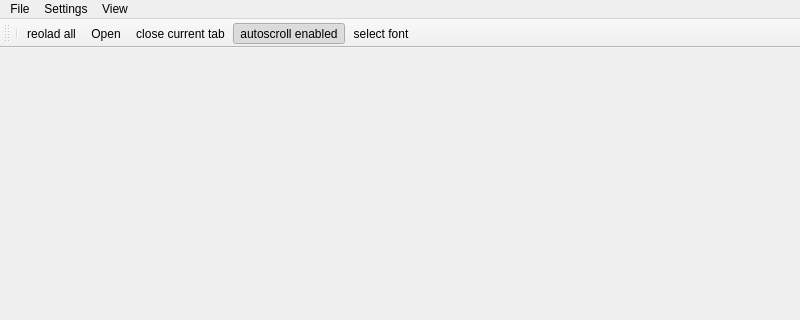
Old version of the form mainwindow.ui in the repository lysevi/logan; both pictures show x 0 to 800 and y 0 to 320 of the 800 by 600 pixel window.
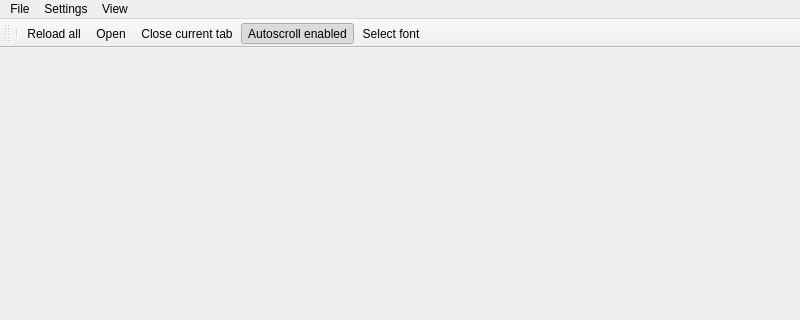
New version of the form. Icons and pictures are not drawn.

Commit message:
windows icon.
close #12

```diff
--- a/mainwindow.ui
+++ b/mainwindow.ui
@@ -109,7 +109,7 @@
      <normaloff>:/icons/update.svg</normaloff>:/icons/update.svg</iconset>
    </property>
    <property name="text">
-    <string>reolad all</string>
+    <string>Reload all</string>
    </property>
    <property name="toolTip">
     <string>reolad current</string>
@@ -124,7 +124,7 @@
      <normaloff>:/icons/close.svg</normaloff>:/icons/close.svg</iconset>
    </property>
    <property name="text">
-    <string>close current tab</string>
+    <string>Close current tab</string>
    </property>
    <property name="shortcut">
     <string>Ctrl+W</string>
@@ -142,7 +142,7 @@
      <normaloff>:/icons/autoscroll.svg</normaloff>:/icons/autoscroll.svg</iconset>
    </property>
    <property name="text">
-    <string>autoscroll enabled</string>
+    <string>Autoscroll enabled</string>
    </property>
    <property name="toolTip">
     <string>autoscroll</string>
@@ -154,7 +154,7 @@
      <normaloff>:/icons/fonts.svg</normaloff>:/icons/fonts.svg</iconset>
    </property>
    <property name="text">
-    <string>select font</string>
+    <string>Select font</string>
    </property>
   </action>
   <action name="actionclearSettings">
```
Left out of the diff: 8 changed lines with no effect on the pictures. The commit also changes 4 other files.
